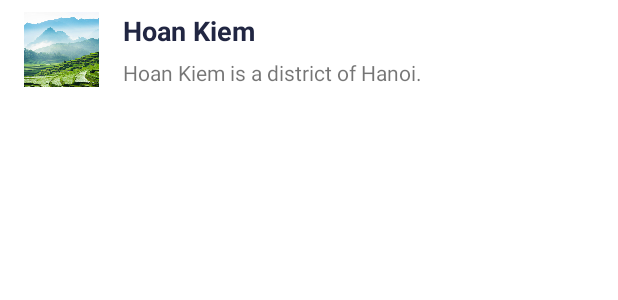
After one commit to nhhuy-05/BookStay, an Android app: the layout item_search_location.xml on its own in the app's theme, with its tools: preview values and no code run, on a phone screen of 412 x 824 dp. The commit adds this screen. Shown: the top 300 px of the screen. Run offline under Robolectric (Android 15) with nearby library versions, the phone set to English and light mode, and no system bars.

Commit message:
Add User, Add Search Location
- Add new User to database if create new user
- Add search location and display list of district found

```diff
--- /dev/null
+++ b/app/src/main/res/layout/item_search_location.xml
@@ -0,0 +1,42 @@
+<?xml version="1.0" encoding="utf-8"?>
+<androidx.constraintlayout.widget.ConstraintLayout xmlns:android="http://schemas.android.com/apk/res/android"
+    xmlns:app="http://schemas.android.com/apk/res-auto"
+    xmlns:tools="http://schemas.android.com/tools"
+    android:layout_width="match_parent"
+    android:layout_marginTop="8dp"
+    android:layout_marginBottom="8dp"
+    android:layout_marginStart="16dp"
+    android:layout_marginEnd="16dp"
+    android:layout_height="wrap_content">
+
+
+    <TextView
+        android:id="@+id/tv_districtName"
+        android:layout_width="wrap_content"
+        android:layout_height="wrap_content"
+        android:layout_marginStart="16dp"
+        android:text="Hoan Kiem"
+        android:textColor="@color/primary_dark"
+        android:textSize="@dimen/_14ssp"
+        android:textStyle="bold"
+        app:layout_constraintStart_toEndOf="@+id/img_district"
+        app:layout_constraintTop_toTopOf="@+id/img_district" />
+
+    <ImageView
+        android:id="@+id/img_district"
+        android:layout_width="50dp"
+        android:layout_height="50dp"
+        android:src="@drawable/img_vietnam"
+        android:scaleType="centerCrop"
+        app:layout_constraintStart_toStartOf="parent"
+        app:layout_constraintTop_toTopOf="parent"
+         />
+
+    <TextView
+        android:id="@+id/tv_description"
+        android:layout_width="wrap_content"
+        android:layout_height="wrap_content"
+        android:text="Hoan Kiem is a district of Hanoi."
+        app:layout_constraintBottom_toBottomOf="@+id/img_district"
+        app:layout_constraintStart_toStartOf="@+id/tv_districtName" />
+</androidx.constraintlayout.widget.ConstraintLayout>
```
Also changed, not shown: app/src/main/java/vn/edu/fpt/projectprm392/activities/MainActivity.java (+6 -16 lines), app/src/main/java/vn/edu/fpt/projectprm392/activities/SignUpActivity.java (+23 -0 lines), app/src/main/java/vn/edu/fpt/projectprm392/adapters/DistrictAdapter.java (added, +60 -0 lines), app/src/main/java/vn/edu/fpt/projectprm392/fragments/FragmentHome.java (+81 -1 lines), app/src/main/java/vn/edu/fpt/projectprm392/models/User.java (+9 -14 lines), app/src/main/res/layout/fragment_home.xml (+23 -8 lines).
